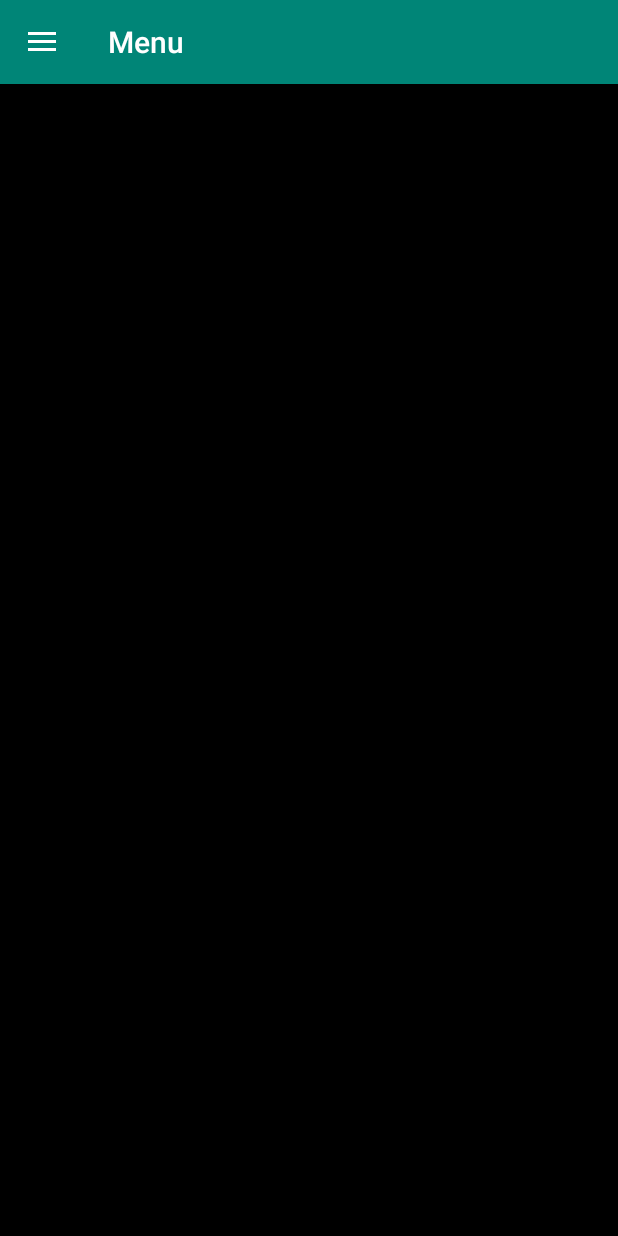
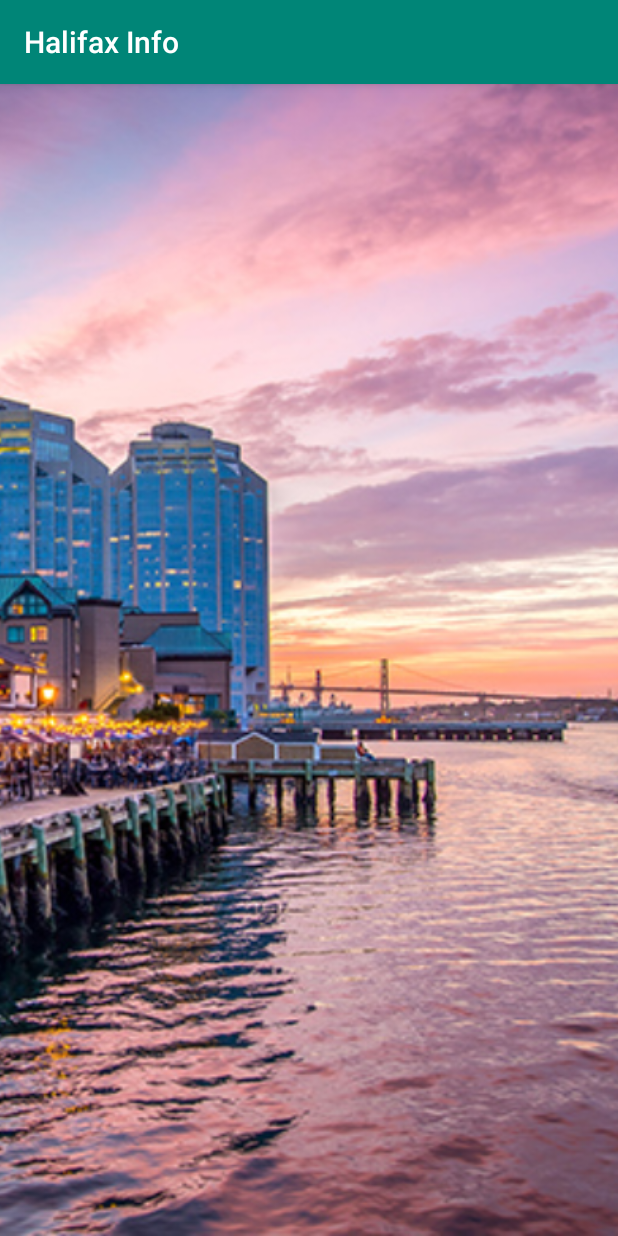
Before and after one commit to VishaaliKadamburSrikanth/AssistMe, an Android app: the first screen one second after launch (MainActivity before the commit, SplashScreen after it), on a phone screen of 412 x 824 dp. Run offline under Robolectric (Android 15) with nearby library versions, the phone set to English and light mode, and no system bars.

Commit message:
added splash screen

```diff
--- a/app/src/main/AndroidManifest.xml
+++ b/app/src/main/AndroidManifest.xml
@@ -9,16 +9,17 @@
         android:roundIcon="@mipmap/ic_launcher_round"
         android:supportsRtl="true"
         android:theme="@style/AppTheme">
-        <activity
-            android:name=".MainActivity"
-            android:label="@string/app_name"
-            android:theme="@style/AppTheme.NoActionBar">
+        <activity android:name=".SplashScreen">
             <intent-filter>
                 <action android:name="android.intent.action.MAIN" />
 
                 <category android:name="android.intent.category.LAUNCHER" />
             </intent-filter>
         </activity>
+        <activity
+            android:name=".MainActivity"
+            android:label="@string/app_name"
+            android:theme="@style/AppTheme.NoActionBar">
+        </activity>
     </application>
-
 </manifest>
--- a/app/src/main/java/com/example/menu/MainActivity.java
+++ b/app/src/main/java/com/example/menu/MainActivity.java
@@ -36,8 +36,8 @@ public class MainActivity extends AppCompatActivity
         toggle.syncState();
         if (savedInstanceState == null) {
             getSupportFragmentManager().beginTransaction().replace(R.id.fragment_container,
-                    new AccomodationFragment()).commit();
-            navigationView.setCheckedItem(R.id.nav_accomodation);
+                    new HomeFragment()).commit();
+            navigationView.setCheckedItem(R.id.nav_home);
         }
     }
 
@@ -65,6 +65,7 @@ public class MainActivity extends AppCompatActivity
                 getSupportFragmentManager().beginTransaction().replace(R.id.fragment_container,
                         new HelpFragment()).commit();
                 break;
+
             case R.id.nav_home:
                 getSupportFragmentManager().beginTransaction().replace(R.id.fragment_container,
                         new HomeFragment()).commit();
--- /dev/null
+++ b/app/src/main/java/com/example/menu/SplashScreen.java
@@ -0,0 +1,28 @@
+package com.example.menu;
+
+import android.content.Intent;
+import android.os.Bundle;
+import android.support.v7.app.AppCompatActivity;
+
+public class SplashScreen extends AppCompatActivity {
+
+    @Override
+    protected void onCreate(Bundle savedInstanceState) {
+        super.onCreate(savedInstanceState);
+        setContentView(R.layout.activity_splash_screen);
+        Thread myThread = new Thread(){
+            @Override
+            public void run() {
+                try {
+                    sleep(3000);
+                    Intent intent = new Intent(getApplicationContext(),MainActivity.class);
+                    startActivity(intent);
+                    finish();
+                } catch (InterruptedException e) {
+                    e.printStackTrace();
+                }
+            }
+        };
+        myThread.start();
+    }
+}
--- /dev/null
+++ b/app/src/main/res/layout/activity_splash_screen.xml
@@ -0,0 +1,14 @@
+<?xml version="1.0" encoding="utf-8"?>
+<RelativeLayout xmlns:android="http://schemas.android.com/apk/res/android"
+    xmlns:tools="http://schemas.android.com/tools"
+    android:layout_width="match_parent"
+    android:layout_height="match_parent"
+    tools:context=".SplashScreen">
+
+    <ImageView
+        android:layout_width="match_parent"
+        android:layout_height="match_parent"
+        android:scaleType = "centerCrop"
+        android:src="@drawable/halifax"
+        />
+</RelativeLayout>
--- a/app/src/main/res/layout/fragment_accomodation.xml
+++ b/app/src/main/res/layout/fragment_accomodation.xml
@@ -2,7 +2,7 @@
 <RelativeLayout xmlns:android="http://schemas.android.com/apk/res/android"
     android:layout_width="match_parent"
     android:layout_height="match_parent"
-    android:background="@android:color/black">
+    android:background="@android:color/holo_green_dark">
     <TextView
         android:layout_width="wrap_content"
         android:layout_height="wrap_content"
--- a/app/src/main/res/values/strings.xml
+++ b/app/src/main/res/values/strings.xml
@@ -1,5 +1,5 @@
 <resources>
-    <string name="app_name">Menu</string>
+    <string name="app_name">Halifax Info</string>
     <string name="navigation_drawer_open">Open navigation drawer</string>
     <string name="navigation_drawer_close">Close navigation drawer</string>
     <string name="nav_header_title">Android Studio</string>
```
Also changed, not shown: app/src/main/res/drawable-v24/capture4.PNG (added), app/src/main/res/drawable/halifax.jpg (added), 3 other files.
